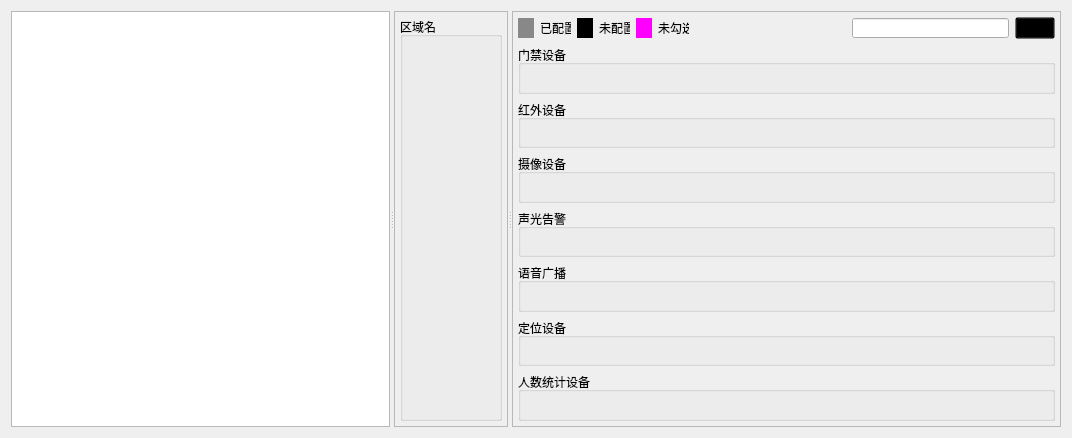
First picture: the form in servicemanage.ui, repository YongGuangLi/DeviceManage, before the edit.
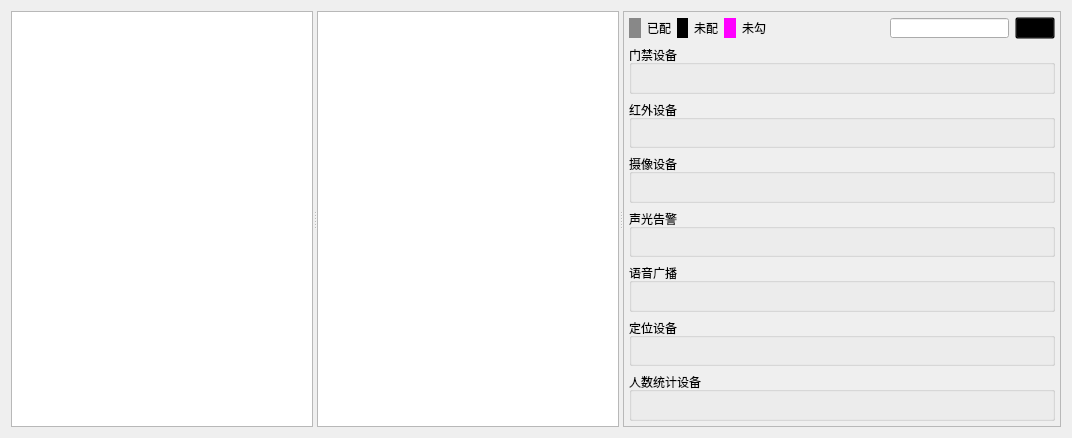
Second picture: the form after the edit. Icons and pictures are not drawn.

Patch:
```diff
--- a/servicemanage.ui
+++ b/servicemanage.ui
@@ -36,35 +36,10 @@
        <bool>false</bool>
       </attribute>
      </widget>
-     <widget class="QScrollArea" name="scrollArea_Area">
-      <property name="styleSheet">
-       <string notr="true"/>
-      </property>
-      <property name="widgetResizable">
-       <bool>true</bool>
-      </property>
-      <widget class="QWidget" name="scrollAreaWidgetContents">
-       <property name="geometry">
-        <rect>
-         <x>0</x>
-         <y>0</y>
-         <width>99</width>
-         <height>418</height>
-        </rect>
-       </property>
-       <layout class="QGridLayout" name="gridLayout_7">
-        <property name="margin">
-         <number>5</number>
-        </property>
-        <item row="0" column="0">
-         <widget class="QGroupBox" name="groupBox_Area">
-          <property name="title">
-           <string>区域名</string>
-          </property>
-         </widget>
-        </item>
-       </layout>
-      </widget>
+     <widget class="QTreeView" name="treeView_area">
+      <attribute name="headerVisible">
+       <bool>false</bool>
+      </attribute>
      </widget>
      <widget class="QScrollArea" name="scrollArea_Device">
       <property name="widgetResizable">
@@ -75,7 +50,7 @@
         <rect>
          <x>0</x>
          <y>0</y>
-         <width>569</width>
+         <width>451</width>
          <height>418</height>
         </rect>
        </property>
```
Left out of the diff: 266 changed lines with no effect on the pictures.
